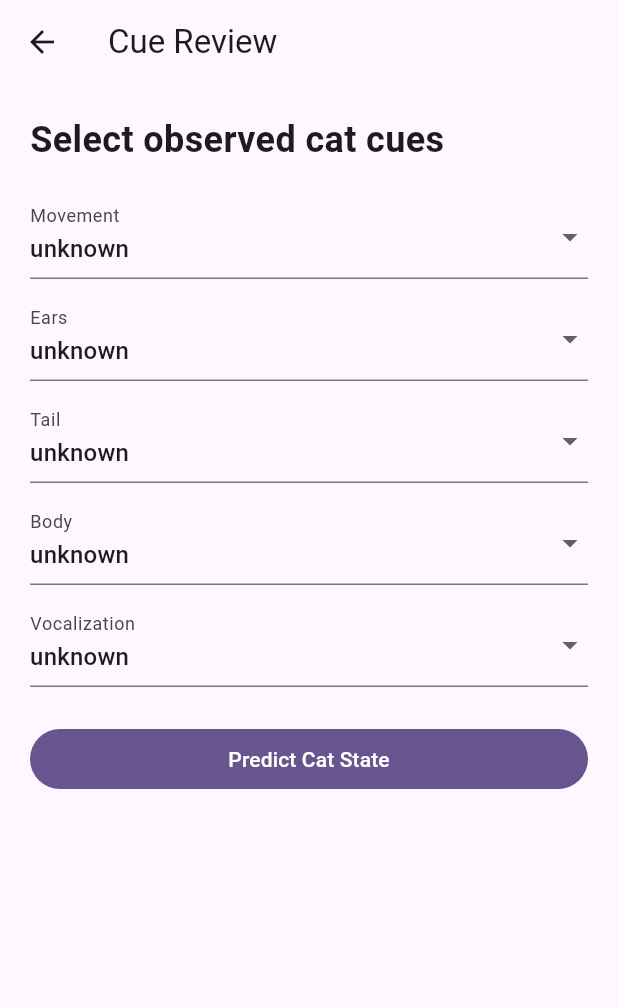
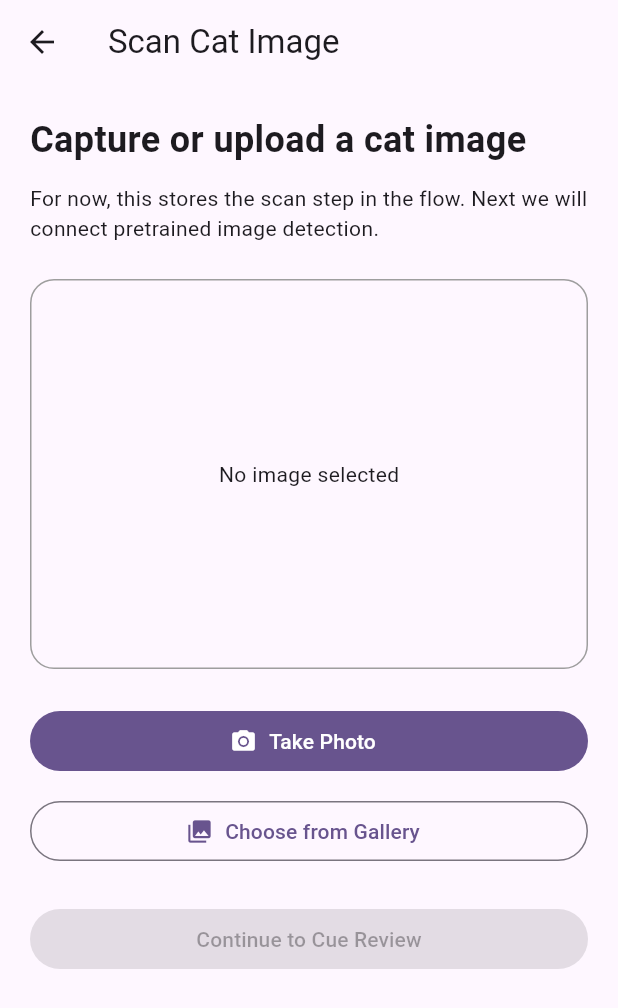
Before and after one commit to Kumaryan12/cattalk-ai, a Flutter app: the screen it shows after launch, after a tap on "Start Cat Scan", on a phone screen of 412 x 824 dp. Shown: the top 1008 px of the screen. Run offline on Flutter 3.47's test engine with Material 3 defaults, Android fonts, the phone set to English and light mode, and no system bars; our stand-ins replace audioplayers, image_picker, shared_preferences.

Commit message:
Add cat image scan flow

```diff
--- a/lib/screens/home_screen.dart
+++ b/lib/screens/home_screen.dart
@@ -1,5 +1,5 @@
 import 'package:flutter/material.dart';
-
+import 'image_scan_screen.dart';
 import 'cue_review_screen.dart';
 import 'logs_screen.dart';
 class HomeScreen extends StatelessWidget {
@@ -35,7 +35,7 @@ class HomeScreen extends StatelessWidget {
                 Navigator.push(
                   context,
                   MaterialPageRoute(
-                    builder: (_) => const CueReviewScreen(),
+                    builder: (_) => const ImageScanScreen(),
                   ),
                 );
               },
--- /dev/null
+++ b/lib/screens/image_scan_screen.dart
@@ -0,0 +1,124 @@
+import 'dart:typed_data';
+
+import 'package:flutter/material.dart';
+import 'package:image_picker/image_picker.dart';
+
+import 'cue_review_screen.dart';
+
+class ImageScanScreen extends StatefulWidget {
+  const ImageScanScreen({super.key});
+
+  @override
+  State<ImageScanScreen> createState() => _ImageScanScreenState();
+}
+
+class _ImageScanScreenState extends State<ImageScanScreen> {
+  Uint8List? selectedImageBytes;
+  final ImagePicker picker = ImagePicker();
+
+  Future<void> pickFromGallery() async {
+    final XFile? image = await picker.pickImage(
+      source: ImageSource.gallery,
+      imageQuality: 80,
+    );
+
+    if (image == null) return;
+
+    final bytes = await image.readAsBytes();
+
+    setState(() {
+      selectedImageBytes = bytes;
+    });
+  }
+
+  Future<void> takePhoto() async {
+    final XFile? image = await picker.pickImage(
+      source: ImageSource.camera,
+      imageQuality: 80,
+    );
+
+    if (image == null) return;
+
+    final bytes = await image.readAsBytes();
+
+    setState(() {
+      selectedImageBytes = bytes;
+    });
+  }
+
+  void continueToCueReview() {
+    Navigator.push(
+      context,
+      MaterialPageRoute(
+        builder: (_) => const CueReviewScreen(),
+      ),
+    );
+  }
+
+  @override
+  Widget build(BuildContext context) {
+    return Scaffold(
+      appBar: AppBar(
+        title: const Text('Scan Cat Image'),
+      ),
+      body: ListView(
+        padding: const EdgeInsets.all(20),
+        children: [
+          const Text(
+            'Capture or upload a cat image',
+            style: TextStyle(fontSize: 24, fontWeight: FontWeight.bold),
+          ),
+          const SizedBox(height: 12),
+          const Text(
+            'For now, this stores the scan step in the flow. Next we will connect pretrained image detection.',
+          ),
+          const SizedBox(height: 24),
+
+          if (selectedImageBytes != null)
+            ClipRRect(
+              borderRadius: BorderRadius.circular(16),
+              child: Image.memory(
+                selectedImageBytes!,
+                height: 260,
+                fit: BoxFit.cover,
+              ),
+            )
+          else
+            Container(
+              height: 260,
+              alignment: Alignment.center,
+              decoration: BoxDecoration(
+                borderRadius: BorderRadius.circular(16),
+                border: Border.all(color: Colors.grey),
+              ),
+              child: const Text('No image selected'),
+            ),
+
+          const SizedBox(height: 24),
+
+          FilledButton.icon(
+            onPressed: takePhoto,
+            icon: const Icon(Icons.camera_alt),
+            label: const Text('Take Photo'),
+          ),
+
+          const SizedBox(height: 12),
+
+          OutlinedButton.icon(
+            onPressed: pickFromGallery,
+            icon: const Icon(Icons.photo_library),
+            label: const Text('Choose from Gallery'),
+          ),
+
+          const SizedBox(height: 24),
+
+          FilledButton(
+            onPressed:
+                selectedImageBytes == null ? null : continueToCueReview,
+            child: const Text('Continue to Cue Review'),
+          ),
+        ],
+      ),
+    );
+  }
+}
```
